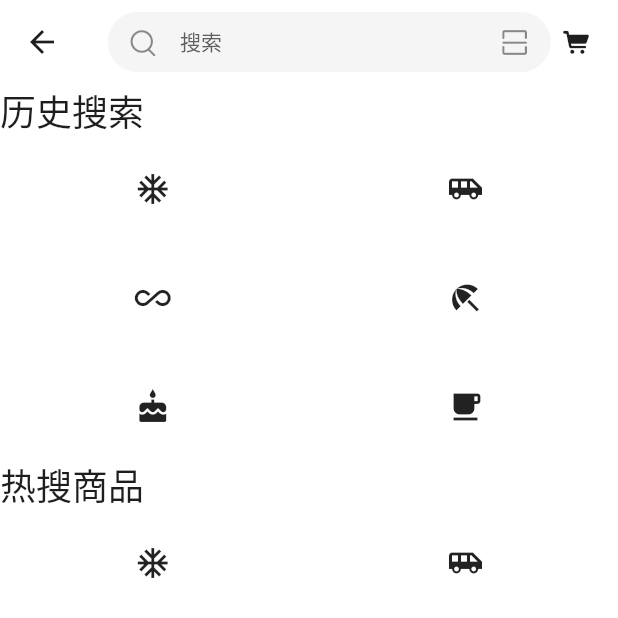
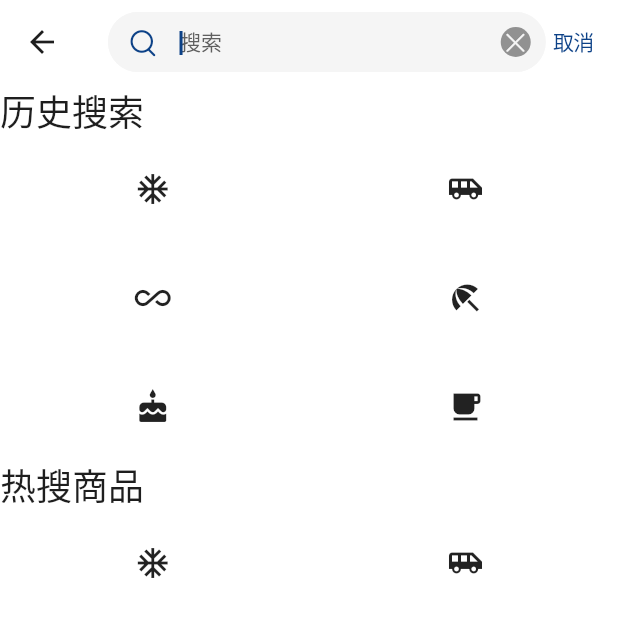
Before and after one commit to rehe0x/flutter_shop, a Flutter app: the Search screen opened directly, on a phone screen of 412 x 824 dp, the top half of it. Run offline on Flutter 3.47's test engine with Material 2 defaults, Android fonts, the phone set to English and light mode, and no system bars; network calls fail; Roboto replaces fonts that are missing (PingFangSC-Regular, PingFangSC-Thin).

Commit message:
切换到搜索页自动获取焦点

```diff
--- a/lib/provider/navigation_bar.dart
+++ b/lib/provider/navigation_bar.dart
@@ -2,11 +2,20 @@ import 'package:flutter/cupertino.dart';
 import 'package:flutter/material.dart';
 
 class NavigationBarProvider extends ChangeNotifier {
-  CupertinoTabController cupertinoTabController = CupertinoTabController();
+  // 首页tabbar切换需要
+  final CupertinoTabController cupertinoTabController = CupertinoTabController();
+  // 搜索页键盘事件
+  final FocusNode focusNode = FocusNode();
 
   void updateIndex(int index){
-    print('ceshi$index');
     cupertinoTabController.index = index;
     notifyListeners();
   }
+
+  @override
+  void dispose() {
+    super.dispose();
+    cupertinoTabController.dispose();
+    focusNode.dispose();
+  }
 }
--- a/lib/widget/search_field.dart
+++ b/lib/widget/search_field.dart
@@ -11,7 +11,9 @@ class SearchField extends StatefulWidget {
   final double? height;
   final bool readOnly;
   final bool autofocus;
-  const SearchField({ Key? key, this.width, this.height, this.readOnly = false, this.autofocus = false}) : super(key: key);
+  const SearchField({Key? key, this.width, this.height,
+   this.readOnly = false, this.autofocus = false,
+   }) : super(key: key);
 
   static final OutlineInputBorder _outlineInputBorder = OutlineInputBorder(
                                   borderRadius: BorderRadius.circular(33),
@@ -26,9 +28,38 @@ class SearchField extends StatefulWidget {
 }
 
 class _SearchFieldState extends State<SearchField> {
-  final FocusNode _focusNode = FocusNode();
   final TextEditingController _textEditingController = TextEditingController();
+  late final NavigationBarProvider navigationBarProvider;
+  late final FocusNode _focusNode;
   bool _focus = false;
+
+  @override
+  void initState (){
+    super.initState();
+    //  获取Provider 类
+    navigationBarProvider = Provider.of<NavigationBarProvider>(context, listen: false);
+    // 搜索页键盘事件用Provider FocusNode 为了从首页点过去每次都获取焦点
+    _focusNode = widget.autofocus ? navigationBarProvider.focusNode : FocusNode();
+    _focusNodeAddListener();
+  }
+
+  _focusNodeAddListener(){
+    _focusNode.addListener(() {
+      // 点击首页搜索框切换到搜索页
+      if (_focusNode.hasFocus && navigationBarProvider.cupertinoTabController.index != 2) {
+        // 关闭首页键盘焦点
+        unFocusFunction();
+        // 打开搜索页焦点
+        navigationBarProvider.focusNode.requestFocus();
+        // 跳转搜索页
+        navigationBarProvider.updateIndex(2);
+      }
+      setState(() {
+        _focus = _focusNode.hasFocus;
+      });
+    });
+  }
+
 
   //获取焦点
   void getFocusFunction(BuildContext context){
@@ -44,27 +75,6 @@ class _SearchFieldState extends State<SearchField> {
   void hideKeyBoard(){
     SystemChannels.textInput.invokeMethod('TextInput.hide');
   }
-  @override
-  void initState (){
-    print('cesssssssss');
-    super.initState();
-    _focusNodeAddListener();
-
-  }
-
-  _focusNodeAddListener(){
-    _focusNode.addListener(() {
-      NavigationBarProvider navigationBarProvider = Provider.of<NavigationBarProvider>(context, listen: false);
-      if (_focusNode.hasFocus && navigationBarProvider.cupertinoTabController.index != 2) {
-        unFocusFunction();
-        navigationBarProvider.updateIndex(2);
-      }
-      setState(() {
-        _focus = _focusNode.hasFocus;
-      });
-    });
-  }
-
   @override
   void dispose() {
     super.dispose();
```
Also changed, not shown: lib/main.dart (+3 -10 lines).
